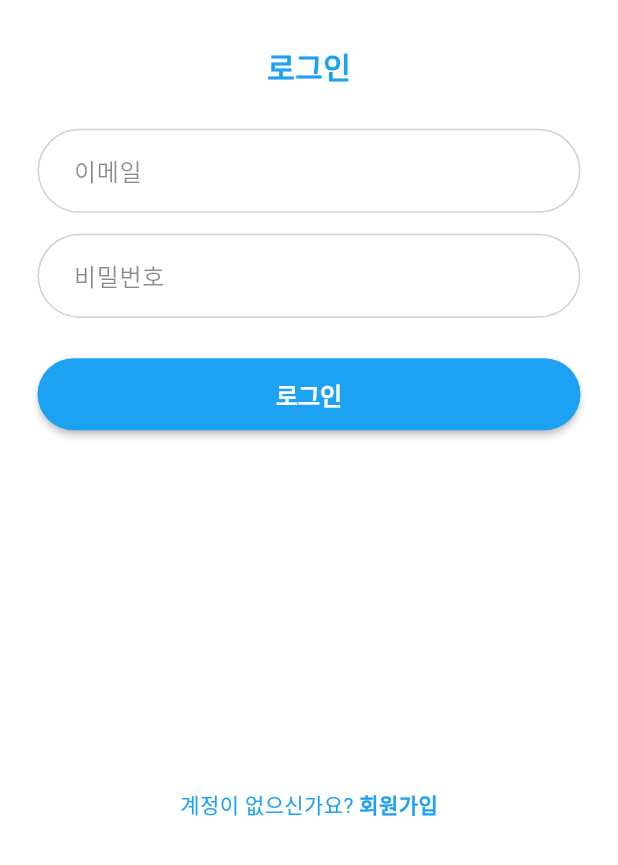
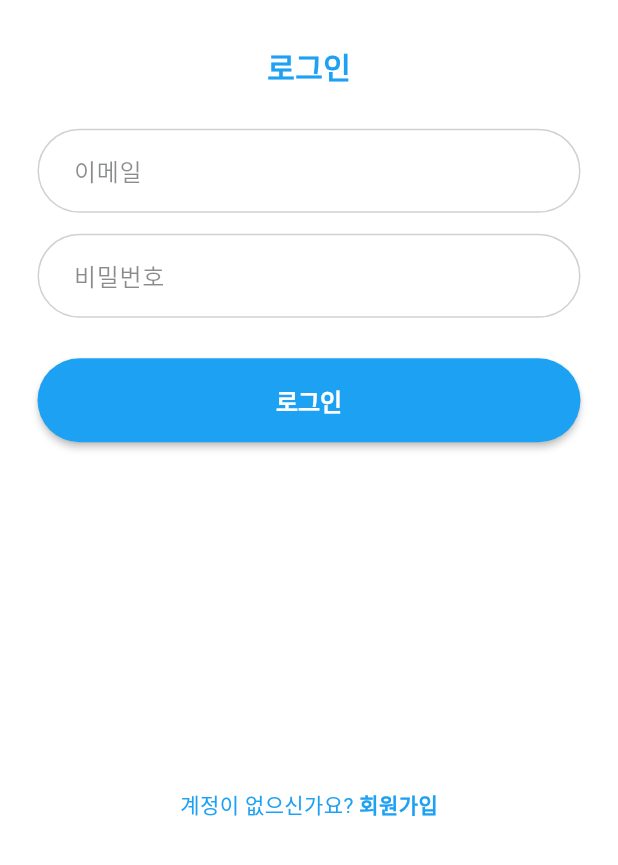
Before and after one commit to Oshinavi/Oshinavi_Client, a Flutter app: the screen it shows after launch, on a phone screen of 412 x 824 dp, the part 371-1236 px from its top. Run offline on Flutter 3.47's test engine with Material 3 defaults, Android fonts, the phone set to English and light mode, and no system bars; our stand-ins replace cookie_jar, dio, dio_cookie_manager, flutter_linkify, flutter_native_splash, flutter_secure_storage and 1 more; missing offline and left inert: flutter_inappwebview, flutter_neat_and_clean_calendar, sticky_infinite_list_plus; accounts and stored records are empty.

Commit message:
Minor refactoring

````diff
--- a/lib/components/appbardrawertile.dart
+++ b/lib/components/appbardrawertile.dart
@@ -1,6 +1,6 @@
 import 'package:flutter/material.dart';
 
-/// Drawer 에서 쓰이는 일종의 메뉴 아이템 위젯.
+/// Drawer 에서 쓰이는 메뉴 아이템 위젯.
 /// 기본으로는 Theme.of(context).colorScheme 을 사용하고,
 /// 필요하면 호출부에서 스타일을 override 할 수 있도록 확장
 class AppBarDrawerTile extends StatelessWidget {
@@ -33,7 +33,7 @@ class AppBarDrawerTile extends StatelessWidget {
         title,
         style: textStyle ??
             TextStyle(
-              color: cs.onSurface,     // 기본 텍스트 컬러
+              color: cs.onSurface,
               fontSize: 16,
               fontWeight: FontWeight.w500,
             ),
--- a/lib/components/reply_tile.dart
+++ b/lib/components/reply_tile.dart
@@ -3,12 +3,12 @@ import '../models/reply.dart';
 
 class ReplyTile extends StatelessWidget {
   final Reply reply;
-  final VoidCallback? onDelete;  // ← 삭제 콜백 추가
+  final VoidCallback? onDelete;
 
   const ReplyTile({
     Key? key,
     required this.reply,
-    this.onDelete,              // ← 여기에 전달받습니다.
+    this.onDelete,
   }) : super(key: key);
 
   @override
--- /dev/null
+++ b/lib/components/simple_button.dart
@@ -0,0 +1,46 @@
+import 'package:flutter/material.dart';
+
+/// 화면 하단 또는 중간에 배치 가능한 커스텀 버튼
+/// - text: 버튼에 표시할 텍스트
+/// - onTap: 터치 시 콜백
+///
+/// 사용 예시:
+/// ```
+/// SimpleButton(
+///   text: "로그인",
+///   onTap: _login,
+/// );
+/// ```
+class SimpleButton extends StatelessWidget {
+  final String text;
+  final VoidCallback onTap;
+  final bool enabled;
+
+  const SimpleButton({
+    Key? key,
+    required this.text,
+    required this.onTap,
+    this.enabled = true,
+  }) : super(key: key);
+
+  @override
+  Widget build(BuildContext context) {
+    final cs = Theme.of(context).colorScheme;
+    return SizedBox(
+      width: double.infinity,
+      child: ElevatedButton(
+        style: ElevatedButton.styleFrom(
+          shape: const StadiumBorder(),
+          backgroundColor: cs.primary,
+          foregroundColor: cs.onPrimary,
+          padding: const EdgeInsets.symmetric(vertical: 16),
+        ),
+        onPressed: enabled ? onTap : null,
+        child: Text(
+          text,
+          style: const TextStyle(fontSize: 16, fontWeight: FontWeight.bold),
+        ),
+      ),
+    );
+  }
+}
--- a/lib/components/simplebutton.dart
+++ /dev/null
@@ -1,44 +0,0 @@
-import 'package:flutter/material.dart';
-
-/*
-
-일반 버튼
-
-사용을 위해
-- text
-- function()
-위 둘을 반드시 정의할 것.
-
-*/
-
-class SimpleButton extends StatelessWidget {
-  final String text;
-  final VoidCallback? onTap;
-
-  const SimpleButton({
-    super.key,
-    required this.text,
-    required this.onTap,
-  });
-
-  @override
-  Widget build(BuildContext context) {
-    final cs = Theme.of(context).colorScheme;
-
-    return SizedBox(
-      width: double.infinity,
-      height: 48,
-      child: ElevatedButton(
-        onPressed: onTap,
-        style: ElevatedButton.styleFrom(
-          backgroundColor: cs.primary,
-          foregroundColor: cs.onPrimary,
-          shape: const StadiumBorder(),
-          elevation: 2,
-          textStyle: const TextStyle(fontSize: 16, fontWeight: FontWeight.w600),
-        ),
-        child: Text(text),
-      ),
-    );
-  }
-}
--- a/lib/models/reply.dart
+++ b/lib/models/reply.dart
@@ -1,4 +1,3 @@
-// lib/models/reply.dart
 class Reply {
   final int id;
   final String screenName;
--- a/lib/pages/login_page.dart
+++ b/lib/pages/login_page.dart
@@ -1,15 +1,15 @@
 import 'package:flutter/material.dart';
-import 'package:provider/provider.dart';                       // ← 추가
+import 'package:provider/provider.dart';
 import 'package:mediaproject/components/loading_circle.dart';
-import 'package:mediaproject/components/simplebutton.dart';
+import 'package:mediaproject/components/simple_button.dart';
 import 'package:mediaproject/components/text_field_login.dart';
 import 'package:mediaproject/pages/home_page.dart';
 import 'package:mediaproject/services/auth/auth_service.dart';
-import 'package:mediaproject/themes/theme_provider.dart';        // ← 추가
+import 'package:mediaproject/themes/theme_provider.dart';
 
 class LoginPage extends StatefulWidget {
   final VoidCallback onTap;
-  const LoginPage({super.key, required this.onTap});
+  const LoginPage({Key? key, required this.onTap}) : super(key: key);
   static const routeName = '/login';
 
   @override
@@ -54,7 +54,7 @@ class _LoginPageState extends State<LoginPage> {
       );
       Navigator.of(context).pushAndRemoveUntil(
         MaterialPageRoute(
-          settings: RouteSettings(name: HomePage.routeName),
+          settings: const RouteSettings(name: HomePage.routeName),
           builder: (_) => const HomePage(),
         ),
             (route) => false,
@@ -136,7 +136,8 @@ class _LoginPageState extends State<LoginPage> {
 
                   SimpleButton(
                     text: _isLoading ? '로그인 중...' : '로그인',
-                    onTap: _isLoading ? null : _login,
+                    onTap: _isLoading ? (){} : _login, // onTap: null 대신 빈 함수로 처리
+                    enabled: !_isLoading,
                   ),
 
                   const Spacer(),  // 남은 공간을 밀어내서 하단 마진 확보
--- a/lib/pages/monthly_calendar_page.dart
+++ b/lib/pages/monthly_calendar_page.dart
@@ -1,4 +1,3 @@
-// lib/pages/monthly_calendar_page.dart
 import 'dart:math';
 import 'package:flutter/material.dart';
 import 'package:provider/provider.dart';
--- a/lib/pages/oshi_register_page.dart
+++ b/lib/pages/oshi_register_page.dart
@@ -1,11 +1,11 @@
 import 'package:flutter/material.dart';
 import 'package:mediaproject/components/input_alert_box.dart';
 import 'package:mediaproject/components/loading_circle.dart';
-import 'package:mediaproject/components/simplebutton.dart';
+import 'package:mediaproject/components/simple_button.dart';
 import 'package:mediaproject/services/oshi_service.dart';
 
 class OshiRegisterPage extends StatefulWidget {
-  const OshiRegisterPage({super.key});
+  const OshiRegisterPage({Key? key}) : super(key: key);
 
   @override
   State<OshiRegisterPage> createState() => _OshiRegisterPageState();
@@ -49,7 +49,6 @@ class _OshiRegisterPageState extends State<OshiRegisterPage> {
             final inputId = _inputController.text.trim();
             if (inputId.isEmpty) return;
 
-            // dialogContext 에서 ScaffoldMessenger / Navigator / HideLoader를 미리 캡처
             final messenger = ScaffoldMessenger.of(dialogContext);
             final navigator = Navigator.of(dialogContext);
             final hideLoader = () => navigator.pop();
--- a/lib/pages/post_page.dart
+++ b/lib/pages/post_page.dart
@@ -15,10 +15,10 @@ class PostPage extends StatefulWidget {
   static const routeName = '/post';
 
   const PostPage({
-    super.key,
+    Key? key,
     required this.post,
     required this.oshiProvider,
-  });
+  }) : super(key: key);
 
   @override
   State<PostPage> createState() => _PostPageState();
--- a/lib/pages/settings_page.dart
+++ b/lib/pages/settings_page.dart
@@ -1,8 +1,7 @@
-// lib/pages/settings_page.dart
-
 import 'package:flutter/material.dart';
 import 'package:mediaproject/themes/theme_provider.dart';
 import 'package:provider/provider.dart';
+import '../components/setting_tile.dart';
 
 class SettingsPage extends StatelessWidget {
   const SettingsPage({Key? key}) : super(key: key);
@@ -32,7 +31,7 @@ class SettingsPage extends StatelessWidget {
             child: Text(
               'GENERAL',
               style: theme.textTheme.labelSmall?.copyWith(
-                color: theme.colorScheme.onSurface.withValues(alpha: 0.6),
+                color: theme.colorScheme.onSurface.withOpacity(0.6),
                 fontWeight: FontWeight.bold,
               ),
             ),
````
Also changed, not shown: lib/components/appbardrawer.dart (+4 -5 lines), lib/components/post_tile.dart (+4 -3 lines), lib/helper/navigates_pages.dart (+5 -6 lines), lib/pages/event_detail_page.dart (+4 -4 lines), lib/pages/oshi_profile_page.dart (+5 -6 lines), lib/pages/profile_page.dart (+3 -5 lines), lib/pages/register_page.dart (+9 -9 lines).
